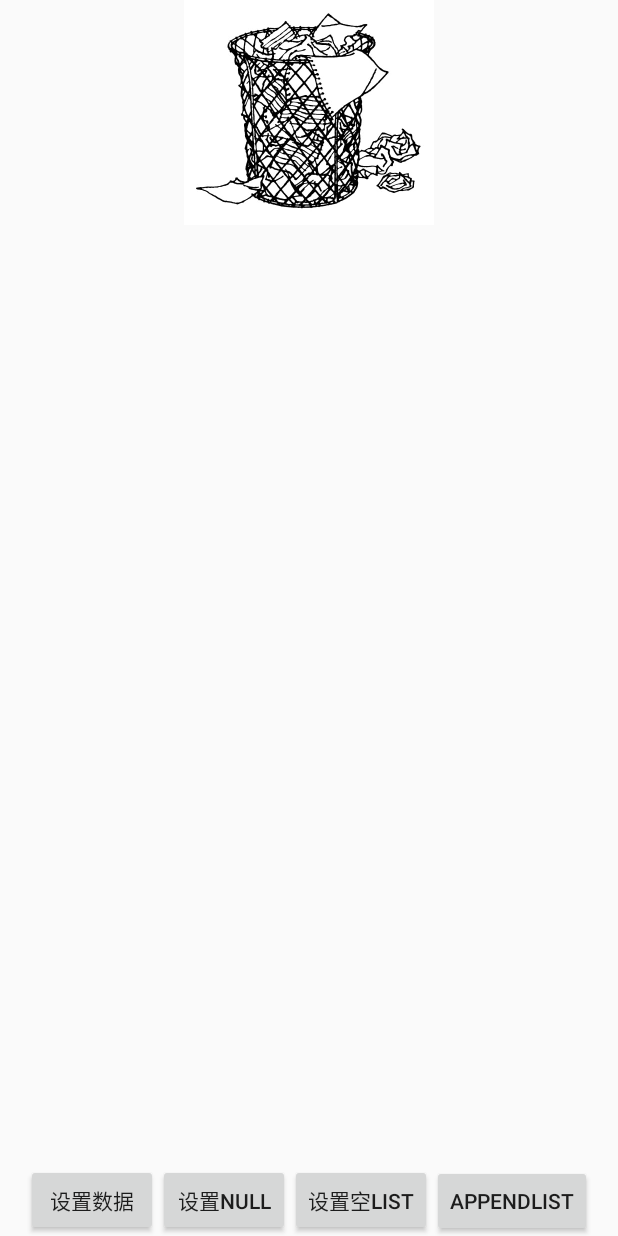
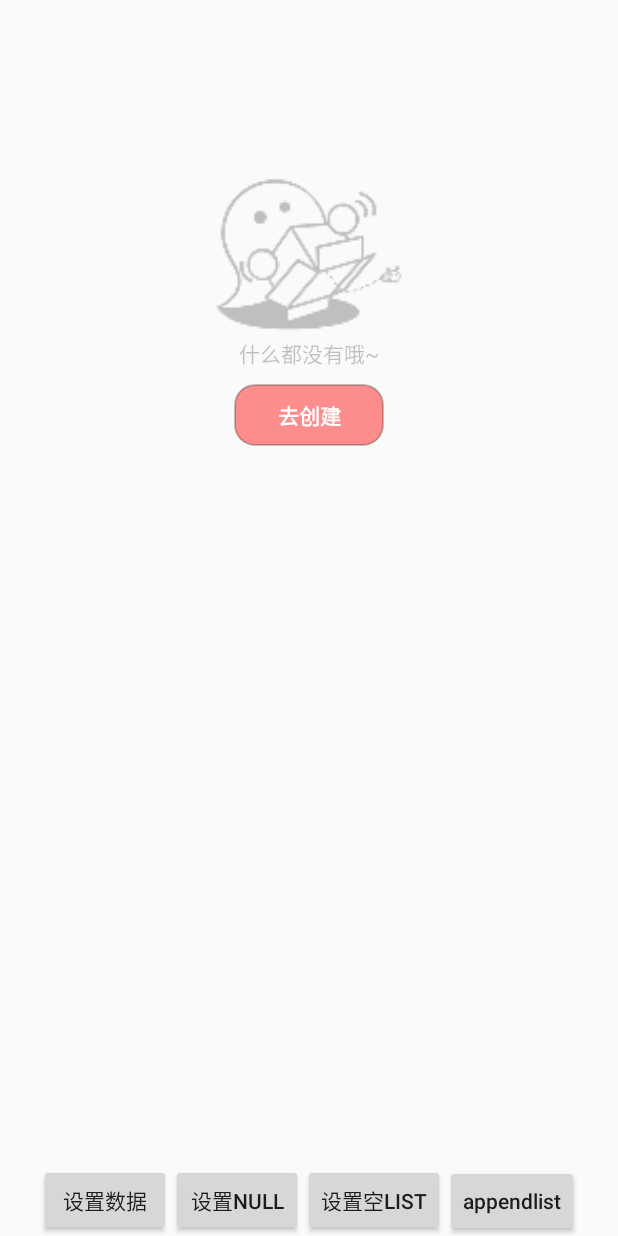
Before and after one commit to bigdongdong/YiYunDemo, an Android app: the EmptyAdapterActivity screen opened directly, with no data from a screen before it, after a tap on "设置NULL", on a phone screen of 412 x 824 dp. Run offline under Robolectric (Android 15) with nearby library versions, the phone set to English and light mode, and no system bars; 3 other taps on this screen came first.

Commit message:
例行优化

```diff
--- a/app/src/main/java/com/chen/firstdemo/empty_recyclerview/EmptyAdapterActivity.java
+++ b/app/src/main/java/com/chen/firstdemo/empty_recyclerview/EmptyAdapterActivity.java
@@ -1,6 +1,10 @@
 package com.chen.firstdemo.empty_recyclerview;
 
 import android.content.Context;
+import android.content.Intent;
+import android.graphics.Color;
+import android.graphics.drawable.GradientDrawable;
+import android.graphics.drawable.ShapeDrawable;
 import android.support.annotation.NonNull;
 import android.support.v7.app.AppCompatActivity;
 import android.os.Bundle;
@@ -16,6 +20,7 @@ import android.widget.RelativeLayout;
 import android.widget.TextView;
 import android.widget.Toast;
 
+import com.chen.firstdemo.MainActivity;
 import com.chen.firstdemo.R;
 
 import java.util.ArrayList;
@@ -78,7 +83,21 @@ public class EmptyAdapterActivity extends AppCompatActivity {
 
         @Override
         protected Object getEmptyIdOrView() {
-            return R.layout.item_empty;
+            View view = LayoutInflater.from(context).inflate(R.layout.item_empty,null);
+            view.setLayoutParams(new ViewGroup.LayoutParams(ViewGroup.LayoutParams.MATCH_PARENT,
+                    ViewGroup.LayoutParams.MATCH_PARENT));
+            TextView goToCreateTV = view.findViewById(R.id.goToCreateTV);
+            goToCreateTV.setTextColor(Color.WHITE);
+            GradientDrawable gd = new GradientDrawable();
+            gd.setColor(Color.parseColor("#70FF0000"));
+            gd.setCornerRadius(20);
+            gd.setStroke(2,Color.parseColor("#40111111"));
+            goToCreateTV.setBackground(gd);
+            goToCreateTV.setOnClickListener(v -> {
+                Intent intent = new Intent(context,MainActivity.class);
+                context.startActivity(intent);
+            });
+            return view;
         }
 
         @Override
@@ -92,8 +111,8 @@ public class EmptyAdapterActivity extends AppCompatActivity {
         }
 
         @Override
-        protected MyViewHolder onCreateViewHolder(int itemType, ViewGroup viewGroup) {
-            return new MyViewHolder(LayoutInflater.from(context).inflate(R.layout.item_general,viewGroup,false));
+        protected MyViewHolder onCreateViewHolder(int itemType, ViewGroup parent) {
+            return new MyViewHolder(LayoutInflater.from(context).inflate(R.layout.item_general,parent,false));
         }
 
         @Override
@@ -116,5 +135,4 @@ public class EmptyAdapterActivity extends AppCompatActivity {
         }
     }
 
-
 }
--- a/app/src/main/java/com/chen/firstdemo/empty_recyclerview/HFEAdapter.java
+++ b/app/src/main/java/com/chen/firstdemo/empty_recyclerview/HFEAdapter.java
@@ -10,22 +10,32 @@ import android.view.ViewGroup;
 import java.util.ArrayList;
 import java.util.List;
 
-/*
- * Create by chenxiaodong on 2019/11/23 0023 11:54
+/**
+ *
+ *               HFEAdapter
+ *         ______|||______
+ *        |       |      |
+ *     Header  Footer  Empty
+ *
+ *
+ * Create by chenxiaodong on 2019/11/23 11:54
+ *
+ * @param <Bean>
+ * @param <VH>
  */
 abstract class HFEAdapter<Bean,VH extends RecyclerView.ViewHolder> extends RecyclerView.Adapter{
-    protected final String TAG = "EmptyAdapter->TAG";
+    protected final String TAG = "HFEAdapter->TAG";
 
-    private boolean isInitialize = true ;  //初次加载，也就是recyclerView.setAdapter时，默认显示空白
     private final int TYPE_HEADER = -9999 ;
     private final int TYPE_FOOTER = -9998 ;
     private final int TYPE_EMPTY = -9997 ;
 
+    private boolean isInitialize = true ;  //初次加载，也就是recyclerView.setAdapter时，默认显示空白
     private boolean isEmpty = false ;
     private boolean hasHeader = false ;
     private boolean hasFooter = false ;
+    private List<Bean> listData ;
 
-    private List<Bean> listData ;
     protected Context context ;
 
     protected HFEAdapter(Context context){
@@ -65,8 +75,10 @@ abstract class HFEAdapter<Bean,VH extends RecyclerView.ViewHolder> extends Recyc
     }
 
     /**
-     * 之所以提供view的返回选项，是为了多元化空布局的操作空间，让布局view可以跟用户交互
-     * @return 获取布局的布局id或者view实例
+     * getXXXXXIdOrView()方法说明：
+     * 之所以提供Object的返回选项，是为了多元化空布局的操作空间，让布局view可以跟用户交互
+     * 该方法接收布局id或者view实例（方便设置交互）
+     * 当使用view作为返回内容时，需要给view动态设置宽度
      */
 
     protected abstract Object getHeaderIdOrView();
@@ -75,9 +87,15 @@ abstract class HFEAdapter<Bean,VH extends RecyclerView.ViewHolder> extends Recyc
 
     protected abstract Object getEmptyIdOrView();
 
+    protected abstract VH onCreateViewHolder( int itemType ,ViewGroup parent);
 
-    protected abstract VH onCreateViewHolder( int itemType ,ViewGroup viewGroup);
 
+    /**
+     *
+     * @param holder
+     * @param bean
+     * @param position 除去header和footer之后的position
+     */
     protected abstract void onBindViewHolder(VH holder, Bean bean , int position);
 
     @NonNull
@@ -182,7 +200,7 @@ abstract class HFEAdapter<Bean,VH extends RecyclerView.ViewHolder> extends Recyc
         return super.getItemViewType(position);
     }
 
-    class HFEViewholder extends RecyclerView.ViewHolder{
+    private class HFEViewholder extends RecyclerView.ViewHolder{
         public HFEViewholder(@NonNull View itemView) {
             super(itemView);
         }
--- a/app/src/main/res/layout/activity_empty_adapter.xml
+++ b/app/src/main/res/layout/activity_empty_adapter.xml
@@ -9,7 +9,7 @@
     <android.support.v7.widget.RecyclerView
         android:id="@+id/recyclerView"
         android:layout_width="match_parent"
-        android:layout_height="wrap_content"/>
+        android:layout_height="match_parent"/>
 
     <LinearLayout
         android:gravity="center_horizontal"
@@ -34,6 +34,7 @@
             android:layout_height="wrap_content"/>
         <Button
             android:id="@+id/button4"
+            android:textAllCaps="false"
             android:text="appendlist"
             android:layout_width="wrap_content"
             android:layout_height="wrap_content"/>
--- a/app/src/main/res/layout/item_empty.xml
+++ b/app/src/main/res/layout/item_empty.xml
@@ -1,12 +1,31 @@
 <?xml version="1.0" encoding="utf-8"?>
 <LinearLayout xmlns:android="http://schemas.android.com/apk/res/android"
     android:layout_width="match_parent"
-    android:layout_height="match_parent"
-    android:gravity="center"
+    android:layout_height="wrap_content"
+    android:gravity="center_horizontal"
+    android:orientation="vertical"
+    android:paddingTop="100dp"
     >
 
     <ImageView
+        android:id="@+id/trashIV"
         android:src="@mipmap/empty"
+        android:layout_width="140dp"
+        android:layout_height="140dp" />
+    <TextView
+        android:text="什么都没有哦~"
+        android:layout_marginTop="-15dp"
+        android:textColor="#40111111"
         android:layout_width="wrap_content"
         android:layout_height="wrap_content" />
+
+    <TextView
+        android:id="@+id/goToCreateTV"
+        android:textStyle="bold"
+        android:layout_marginTop="10dp"
+        android:padding="10dp"
+        android:gravity="center"
+        android:text="去创建"
+        android:layout_width="100dp"
+        android:layout_height="wrap_content" />
 </LinearLayout>
--- a/app/src/main/res/layout/item_footer.xml
+++ b/app/src/main/res/layout/item_footer.xml
@@ -4,6 +4,7 @@
     android:layout_height="100dp">
 
     <TextView
+        android:id="@+id/text"
         android:textColor="#FFFFFF"
         android:textSize="60dp"
         android:gravity="center"
--- a/app/src/main/res/layout/item_header.xml
+++ b/app/src/main/res/layout/item_header.xml
@@ -4,6 +4,7 @@
     android:layout_height="200dp">
 
     <TextView
+        android:id="@+id/text"
         android:textColor="#FFFFFF"
         android:textSize="60dp"
         android:gravity="center"
```
Also changed, not shown: app/src/main/java/com/chen/firstdemo/dialog_demo/WatchPopWindow.java (+0 -10 lines), app/src/main/java/com/chen/firstdemo/dialog_demo/shadow_popwindow/ShadowPopupWindow.java (+22 -19 lines), app/src/main/java/com/chen/firstdemo/empty_recyclerview/EAdapter.java (renamed from app/src/main/java/com/chen/firstdemo/empty_recyclerview/EmptyAdapter.java, +4 -4 lines), app/src/main/res/mipmap-xxhdpi/empty.jpg (deleted), app/src/main/res/mipmap-xxhdpi/empty.png (added).
